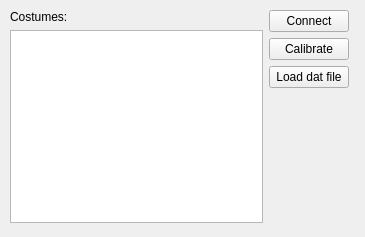
mk4me/hm-mde-one, file trunk/src/edr/src/plugins/imuCostume/ui/IMUCostumeListWidget.ui: the form before one commit.
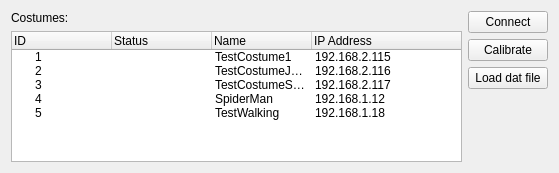
The form after the commit. Icons and pictures are not drawn.

```diff
--- a/trunk/src/edr/src/plugins/imuCostume/ui/IMUCostumeListWidget.ui
+++ b/trunk/src/edr/src/plugins/imuCostume/ui/IMUCostumeListWidget.ui
@@ -6,8 +6,8 @@
    <rect>
     <x>0</x>
     <y>0</y>
-    <width>365</width>
-    <height>237</height>
+    <width>559</width>
+    <height>173</height>
    </rect>
   </property>
   <property name="sizePolicy">
@@ -19,66 +19,174 @@
   <property name="windowTitle">
    <string>IMUCostumeList</string>
   </property>
-  <widget class="QWidget" name="layoutWidget">
-   <property name="geometry">
-    <rect>
-     <x>10</x>
-     <y>10</y>
-     <width>339</width>
-     <height>213</height>
-    </rect>
-   </property>
-   <layout class="QGridLayout" name="gridLayout">
-    <item row="0" column="0">
-     <widget class="QLabel" name="costumesLabel">
-      <property name="text">
-       <string>Costumes:</string>
-      </property>
-     </widget>
-    </item>
-    <item row="2" column="2">
-     <widget class="QPushButton" name="calibrateButton">
-      <property name="text">
-       <string>Calibrate</string>
-      </property>
-     </widget>
-    </item>
-    <item row="1" column="0" rowspan="4">
-     <widget class="QListWidget" name="costumesListWidget">
-      <property name="contextMenuPolicy">
-       <enum>Qt::CustomContextMenu</enum>
-      </property>
-     </widget>
-    </item>
-    <item row="4" column="2">
-     <spacer name="verticalSpacer">
-      <property name="orientation">
-       <enum>Qt::Vertical</enum>
-      </property>
-      <property name="sizeHint" stdset="0">
-       <size>
-        <width>20</width>
-        <height>40</height>
-       </size>
-      </property>
-     </spacer>
-    </item>
-    <item row="0" column="2" rowspan="2">
-     <widget class="QPushButton" name="connectPushButton">
-      <property name="text">
-       <string>Connect</string>
-      </property>
-     </widget>
-    </item>
-    <item row="3" column="2">
-     <widget class="QPushButton" name="loadDatFileButton">
-      <property name="text">
-       <string>Load dat file</string>
-      </property>
-     </widget>
-    </item>
-   </layout>
-  </widget>
+  <layout class="QHBoxLayout" name="horizontalLayout">
+   <item>
+    <layout class="QVBoxLayout" name="verticalLayout_2">
+     <item>
+      <widget class="QLabel" name="costumesLabel">
+       <property name="text">
+        <string>Costumes:</string>
+       </property>
+      </widget>
+     </item>
+     <item>
+      <widget class="QTreeWidget" name="costumesTreeWidget">
+       <property name="contextMenuPolicy">
+        <enum>Qt::CustomContextMenu</enum>
+       </property>
+       <column>
+        <property name="text">
+         <string>ID</string>
+        </property>
+       </column>
+       <column>
+        <property name="text">
+         <string>Status</string>
+        </property>
+       </column>
+       <column>
+        <property name="text">
+         <string>Name</string>
+        </property>
+       </column>
+       <column>
+        <property name="text">
+         <string>IP Address</string>
+        </property>
+       </column>
+       <item>
+        <property name="text">
+         <string>1</string>
+        </property>
+        <property name="text">
+         <string/>
+        </property>
+        <property name="icon">
+         <iconset resource="imuCostumeIcons.qrc">
+          <normaloff>:/imuCostume/icons/dostepny.png</normaloff>:/imuCostume/icons/dostepny.png</iconset>
+        </property>
+        <property name="text">
+         <string>TestCostume1</string>
+        </property>
+        <property name="text">
+         <string>192.168.2.115</string>
+        </property>
+       </item>
+       <item>
+        <property name="text">
+         <string>2</string>
+        </property>
+        <property name="text">
+         <string/>
+        </property>
+        <property name="icon">
+         <iconset resource="imuCostumeIcons.qrc">
+          <normaloff>:/imuCostume/icons/nieznanydostepny.png</normaloff>:/imuCostume/icons/nieznanydostepny.png</iconset>
+        </property>
+        <property name="text">
+         <string>TestCostumeJump</string>
+        </property>
+        <property name="text">
+         <string>192.168.2.116</string>
+        </property>
+       </item>
+       <item>
+        <property name="text">
+         <string>3</string>
+        </property>
+        <property name="text">
+         <string/>
+        </property>
+        <property name="icon">
+         <iconset resource="imuCostumeIcons.qrc">
+          <normaloff>:/imuCostume/icons/niedostepny.png</normaloff>:/imuCostume/icons/niedostepny.png</iconset>
+        </property>
+        <property name="text">
+         <string>TestCostumeShoes</string>
+        </property>
+        <property name="text">
+         <string>192.168.2.117</string>
+        </property>
+       </item>
+       <item>
+        <property name="text">
+         <string>4</string>
+        </property>
+        <property name="text">
+         <string/>
+        </property>
+        <property name="icon">
+         <iconset resource="imuCostumeIcons.qrc">
+          <normaloff>:/imuCostume/icons/niedostepny.png</normaloff>:/imuCostume/icons/niedostepny.png</iconset>
+        </property>
+        <property name="text">
+         <string>SpiderMan</string>
+        </property>
+        <property name="text">
+         <string>192.168.1.12</string>
+        </property>
+       </item>
+       <item>
+        <property name="text">
+         <string>5</string>
+        </property>
+        <property name="text">
+         <string/>
+        </property>
+        <property name="icon">
+         <iconset resource="imuCostumeIcons.qrc">
+          <normaloff>:/imuCostume/icons/czesciowodostepny.png</normaloff>:/imuCostume/icons/czesciowodostepny.png</iconset>
+        </property>
+        <property name="text">
+         <string>TestWalking</string>
+        </property>
+        <property name="text">
+         <string>192.168.1.18</string>
+        </property>
+       </item>
+      </widget>
+     </item>
+    </layout>
+   </item>
+   <item>
+    <layout class="QVBoxLayout" name="verticalLayout">
+     <item>
+      <widget class="QPushButton" name="connectPushButton">
+       <property name="text">
+        <string>Connect</string>
+       </property>
+      </widget>
+     </item>
+     <item>
+      <widget class="QPushButton" name="calibrateButton">
+       <property name="text">
+        <string>Calibrate</string>
+       </property>
+      </widget>
+     </item>
+     <item>
+      <widget class="QPushButton" name="loadDatFileButton">
+       <property name="text">
+        <string>Load dat file</string>
+       </property>
+      </widget>
+     </item>
+     <item>
+      <spacer name="verticalSpacer">
+       <property name="orientation">
+        <enum>Qt::Vertical</enum>
+       </property>
+       <property name="sizeHint" stdset="0">
+        <size>
+         <width>20</width>
+         <height>40</height>
+        </size>
+       </property>
+      </spacer>
+     </item>
+    </layout>
+   </item>
+  </layout>
  </widget>
  <resources/>
  <connections>
```
Left out of the diff: 20 changed lines with no effect on the pictures.
